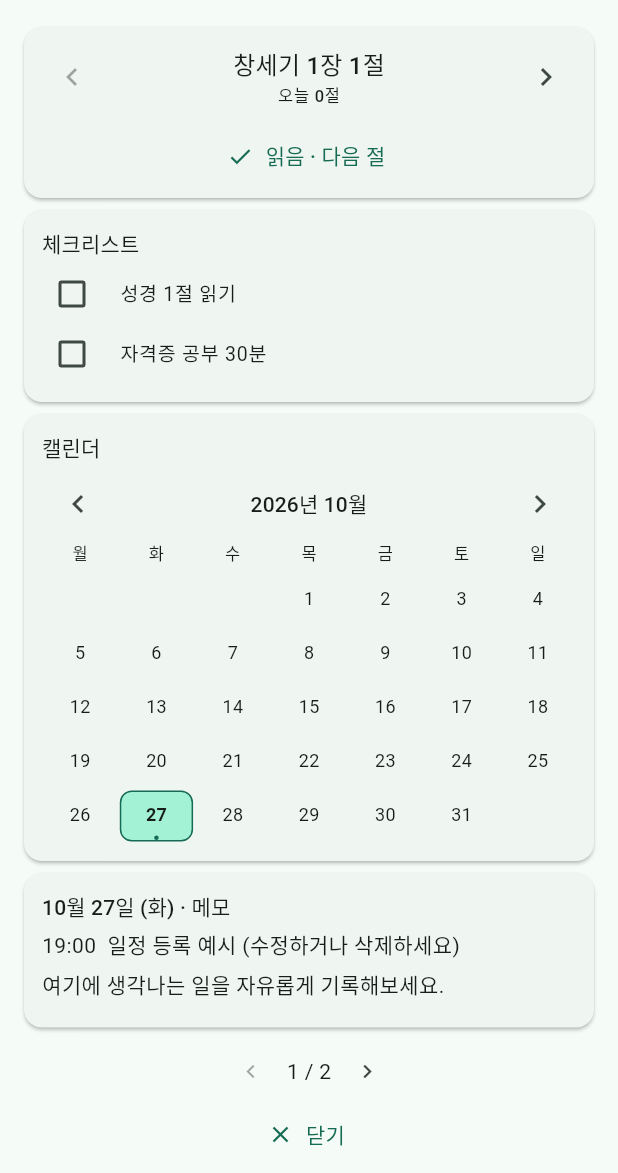
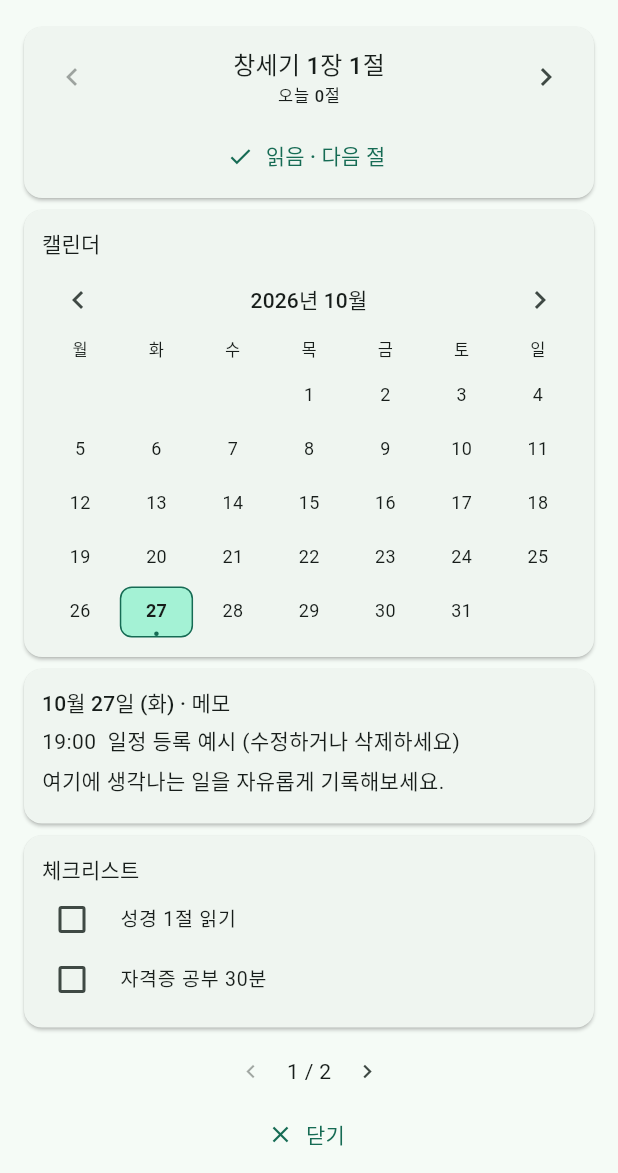
Before and after one commit to larus-harir/dayFrame, a Flutter app: the screen it shows after launch, on a phone screen of 412 x 824 dp, the part 63-1236 px from its top. Run offline on Flutter 3.47's test engine with Material 3 defaults, Android fonts, the phone set to English and light mode, and no system bars; our stand-ins replace shared_preferences.

Commit message:
Prioritize monthly planner layout, add note deletion and improve lock launch

```diff
--- a/lib/lock_overlay.dart
+++ b/lib/lock_overlay.dart
@@ -15,7 +15,13 @@ Future<void> lockOverlayMain() async {
   try {
     await store.load();
     runApp(LockOverlayApp(store: store));
+    await const MethodChannel(
+      'dev.dayframe/overlay',
+    ).invokeMethod<void>('ready');
   } catch (_) {
+    await const MethodChannel(
+      'dev.dayframe/overlay',
+    ).invokeMethod<void>('loadError');
     runApp(
       const MaterialApp(
         home: Scaffold(
--- a/lib/screens/settings_screen.dart
+++ b/lib/screens/settings_screen.dart
@@ -28,7 +28,7 @@ class SettingsScreen extends StatelessWidget {
           title: const Text('잠금화면에서 작성 허용'),
           children: [
             SwitchListTile(
-              title: const Text('메모 등록·수정'),
+              title: const Text('메모 등록·수정·삭제'),
               value: store.display.lockCreateNote,
               onChanged: (v) =>
                   store.updateDisplay((p) => p.lockCreateNote = v),
--- a/lib/widgets/compact_calendar.dart
+++ b/lib/widgets/compact_calendar.dart
@@ -11,10 +11,14 @@ class CompactCalendar extends StatelessWidget {
     required this.onMonth,
     required this.hasEvents,
     this.weekly = false,
+    this.dense = false,
+    this.onExpand,
     this.weekStart,
   });
   final DateTime month, selected;
   final bool weekly;
+  final bool dense;
+  final VoidCallback? onExpand;
   final DateTime? weekStart;
   final ValueChanged<DateTime> onSelect;
   final ValueChanged<int> onMonth;
@@ -35,7 +39,7 @@ class CompactCalendar extends StatelessWidget {
         );
     final today = dayKey(DateTime.now());
     final cellHeight = math.max(
-      34.0,
+      dense ? 28.0 : 34.0,
       MediaQuery.textScalerOf(context).scale(12) * 1.5 + 10,
     );
     return Column(
@@ -43,6 +47,10 @@ class CompactCalendar extends StatelessWidget {
         Row(
           children: [
             IconButton(
+              constraints: dense
+                  ? const BoxConstraints.tightFor(width: 36, height: 36)
+                  : null,
+              padding: dense ? EdgeInsets.zero : const EdgeInsets.all(8),
               tooltip: weekly ? '이전 주' : '이전 달',
               onPressed: () => onMonth(-1),
               icon: const Icon(Icons.chevron_left),
@@ -56,7 +64,22 @@ class CompactCalendar extends StatelessWidget {
                 style: Theme.of(context).textTheme.titleSmall,
               ),
             ),
+            if (onExpand != null)
+              IconButton(
+                tooltip: '월간 달력',
+                onPressed: onExpand,
+                constraints: const BoxConstraints.tightFor(
+                  width: 36,
+                  height: 36,
+                ),
+                padding: EdgeInsets.zero,
+                icon: const Icon(Icons.calendar_month, size: 18),
+              ),
             IconButton(
+              constraints: dense
+                  ? const BoxConstraints.tightFor(width: 36, height: 36)
+                  : null,
+              padding: dense ? EdgeInsets.zero : const EdgeInsets.all(8),
               tooltip: weekly ? '다음 주' : '다음 달',
               onPressed: () => onMonth(1),
               icon: const Icon(Icons.chevron_right),
--- a/lib/widgets/paged_board.dart
+++ b/lib/widgets/paged_board.dart
@@ -8,9 +8,13 @@ class PagedBoard extends StatefulWidget {
     required this.sections,
     required this.onClose,
     this.compactSections = const {},
+    this.denseSections = const {},
+    this.keepWithNext = const {},
   });
   final Map<String, Widget> sections;
   final Map<String, Widget> compactSections;
+  final Map<String, Widget> denseSections;
+  final Map<String, String> keepWithNext;
   final VoidCallback onClose;
   @override
   State<PagedBoard> createState() => _PagedBoardState();
@@ -36,29 +40,29 @@ class _PagedBoardState extends State<PagedBoard> {
             final pages = <List<Widget>>[[]];
             var used = 0.0;
             for (final entry in widget.sections.entries) {
-              final fullHeight = heights[entry.key] ?? budget;
-              final compact = widget.compactSections[entry.key];
-              final smallHeight = heights['compact-${entry.key}'] ?? fullHeight;
-              var child = entry.value;
-              var height = fullHeight;
-              if (compact != null &&
-                  used + fullHeight > budget &&
-                  (used + smallHeight <= budget || fullHeight > budget)) {
-                child = compact;
-                height = smallHeight;
-              }
-              if (pages.last.isNotEmpty && used + height > budget) {
+              final variants = <(Widget, double)>[
+                (entry.value, heights[entry.key] ?? budget),
+                if (widget.denseSections[entry.key] case final Widget dense)
+                  (dense, heights['dense-${entry.key}'] ?? budget),
+                if (widget.compactSections[entry.key] case final Widget compact)
+                  (compact, heights['compact-${entry.key}'] ?? budget),
+              ];
+              final reserve = heights[widget.keepWithNext[entry.key]] ?? 0;
+              (Widget, double) choose(double available) => variants.firstWhere(
+                (item) => item.$2 + reserve <= available,
+                orElse: () => variants.firstWhere(
+                  (item) => item.$2 <= available,
+                  orElse: () => variants.last,
+                ),
+              );
+              var chosen = choose(budget - used);
+              if (pages.last.isNotEmpty && used + chosen.$2 > budget) {
                 pages.add([]);
                 used = 0;
-                child = fullHeight <= budget
-                    ? entry.value
-                    : compact ?? entry.value;
-                height = fullHeight <= budget
-                    ? fullHeight
-                    : compact != null
-                    ? smallHeight
-                    : fullHeight;
+                chosen = choose(budget);
               }
+              final child = chosen.$1;
+              final height = chosen.$2;
               pages.last.add(child);
               used += height;
             }
@@ -77,6 +81,8 @@ class _PagedBoardState extends State<PagedBoard> {
                       children: [
                         for (final entry in {
                           ...widget.sections,
+                          for (final item in widget.denseSections.entries)
+                            'dense-${item.key}': item.value,
                           for (final item in widget.compactSections.entries)
                             'compact-${item.key}': item.value,
                         }.entries)
--- a/pubspec.yaml
+++ b/pubspec.yaml
@@ -1,7 +1,7 @@
 name: dayframe
 description: 개인용 잠금화면 플래너 MVP (Flutter)
 publish_to: 'none'
-version: 0.6.0+7
+version: 0.7.0+8
 
 environment:
   sdk: '>=3.9.0 <4.0.0'
```
Also changed, not shown: lib/widgets/overlay_settings_card.dart (+8 -3 lines), lib/widgets/planner_board.dart (+98 -10 lines), 5 other files.
